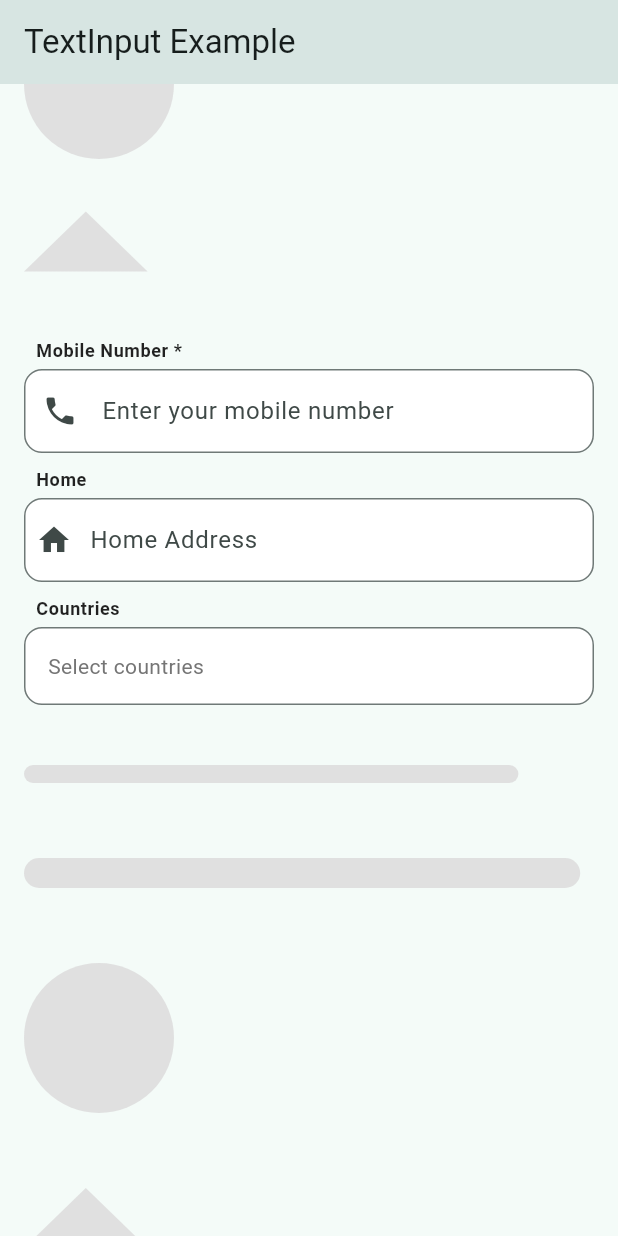
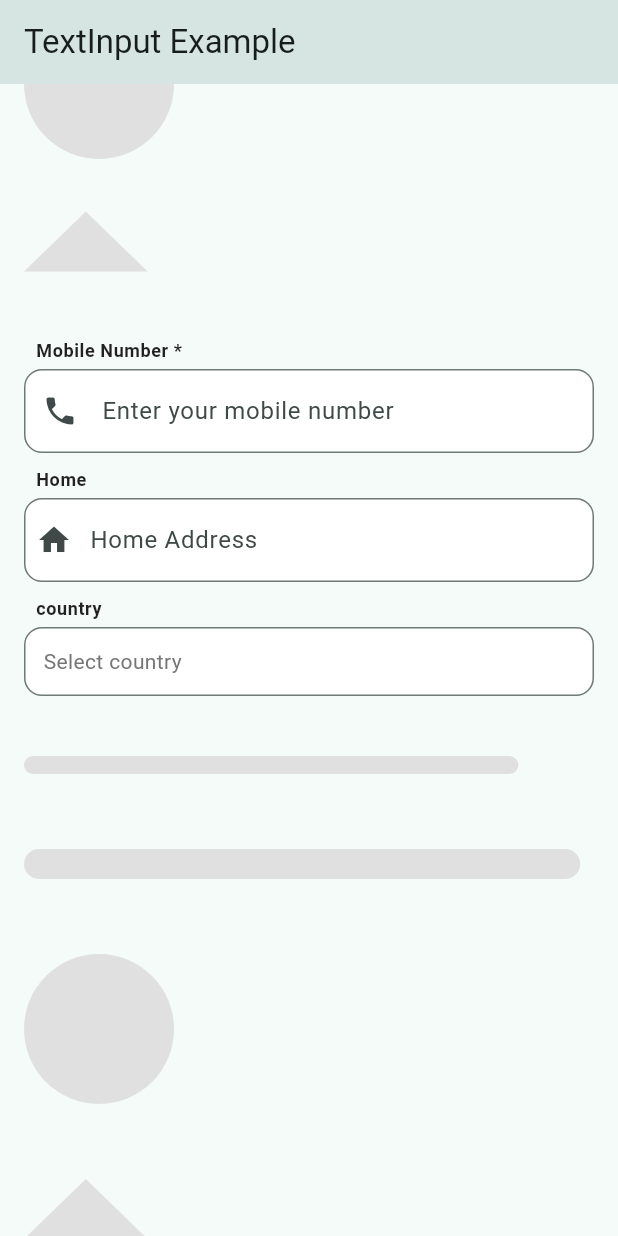
Before and after one commit to JADAVDHRUVIT21/flutter_templates, a Flutter app: the screen it shows after launch, scrolled down 576 dp, on a phone screen of 412 x 824 dp. Run offline on Flutter 3.47's test engine with Material 3 defaults, Android fonts, the phone set to English and light mode, and no system bars; drawn by our look-alikes of shimmer.

Commit message:
SelectInput Changes

```diff
--- a/lib/SelectInput.dart
+++ b/lib/SelectInput.dart
@@ -2,16 +2,20 @@ import 'package:flutter/material.dart';
 
 class SelectInput extends StatefulWidget {
   final String label;
+  final List<String> items;
+  final String selectType; // 'single' or 'multi'
   final List<String> selectedValues;
-  final List<String> items;
+  final List<String> defaultValues;
   final ValueChanged<List<String>> onChanged;
 
   const SelectInput({
     Key? key,
     required this.label,
+    required this.items,
+    required this.selectType,
     required this.selectedValues,
-    required this.items,
     required this.onChanged,
+    required this.defaultValues,
   }) : super(key: key);
 
   @override
@@ -22,12 +26,34 @@ class _SelectInputState extends State<SelectInput> {
   bool _isExpanded = false;
   String? _hoveredItem;
 
+  void _handleSelection(String item) {
+    final current = List<String>.from(widget.selectedValues);
+    final isSelected = current.contains(item);
+
+    if (widget.selectType == 'multi') {
+      if (isSelected) {
+        current.remove(item);
+      } else {
+        current.add(item);
+      }
+    } else {
+      current.clear();
+      current.add(item);
+      // Do not close dropdown for single-select (as requested)
+    }
+
+    widget.onChanged(current);
+  }
+
+  void _removeSelectedItem(String item) {
+    final current = List<String>.from(widget.selectedValues);
+    current.remove(item);
+    widget.onChanged(current);
+  }
+
   @override
   Widget build(BuildContext context) {
-    final border = OutlineInputBorder(
-      borderRadius: BorderRadius.circular(12),
-      borderSide: BorderSide(color: Theme.of(context).dividerColor),
-    );
+    final hasSelection = widget.selectedValues.isNotEmpty;
 
     return Column(
       crossAxisAlignment: CrossAxisAlignment.start,
@@ -45,49 +71,63 @@ class _SelectInputState extends State<SelectInput> {
           ),
         GestureDetector(
           onTap: () => setState(() => _isExpanded = !_isExpanded),
-          child: InputDecorator(
-            decoration: InputDecoration(
-              border: border,
-              enabledBorder: border,
-              filled: true,
-              fillColor: Colors.white,
-              contentPadding:
-                  const EdgeInsets.symmetric(vertical: 16, horizontal: 12),
+          child: Container(
+            decoration: BoxDecoration(
+              borderRadius: BorderRadius.circular(12),
+              border: Border.all(color: Theme.of(context).dividerColor),
+              color: Colors.white,
             ),
-            child: Wrap(
-              spacing: 6.0,
-              runSpacing: 6.0,
-              children: widget.selectedValues.isEmpty
-                  ? [
-                      Text('Select countries',
-                          style: TextStyle(color: Colors.grey.shade600))
-                    ]
-                  : widget.selectedValues
-                      .map((val) => Chip(
+            padding: const EdgeInsets.symmetric(vertical: 12, horizontal: 12),
+            width: double.infinity,
+            child: widget.selectType == 'multi'
+                ? Wrap(
+                    spacing: 6,
+                    runSpacing: 6,
+                    children: hasSelection
+                        ? widget.selectedValues.map((val) {
+                            final isDefault = widget.defaultValues.contains(val);
+                            return Chip(
                               label: Text(val),
-                            onDeleted: () {
-                              final updated =
-                                  List<String>.from(widget.selectedValues)
-                                    ..remove(val);
-                              widget.onChanged(updated);
-                            },
-                          ))
-                      .toList(),
+                              deleteIcon: isDefault ? null : const Icon(Icons.close, size: 18),
+                              onDeleted: isDefault ? null : () => _removeSelectedItem(val),
+                              materialTapTargetSize: MaterialTapTargetSize.shrinkWrap,
+                              shape: RoundedRectangleBorder(
+                                  borderRadius: BorderRadius.circular(8)),
+                              backgroundColor: Colors.grey.shade200,
+                            );
+                          }).toList()
+                        : [
+                            Text(
+                              'Select ${widget.label}',
+                              style: TextStyle(color: Colors.grey.shade600),
+                            )
+                          ],
+                  )
+                : Text(
+                    hasSelection ? widget.selectedValues.first : 'Select ${widget.label}',
+                    style: TextStyle(
+                      color: hasSelection ? Colors.black : Colors.grey.shade600,
                     ),
                   ),
           ),
-        if (_isExpanded)
-          Container(
+        ),
+        AnimatedContainer(
+          duration: const Duration(milliseconds: 200),
+          curve: Curves.easeInOut,
+          width: double.infinity,
+          child: _isExpanded
+              ? Container(
+                  margin: const EdgeInsets.only(top: 8),
                   decoration: BoxDecoration(
                     border: Border.all(color: Theme.of(context).dividerColor),
                     borderRadius: BorderRadius.circular(12),
                     color: Colors.white,
                   ),
-            child: Column(
-              children: List.generate(widget.items.length, (index) {
+                  child: ListView.builder(
+                    shrinkWrap: true,
+                    itemCount: widget.items.length,
+                    itemBuilder: (context, index) {
                       final item = widget.items[index];
-                final isFirst = index == 0;
-                final isLast = index == widget.items.length - 1;
                       final isSelected = widget.selectedValues.contains(item);
                       final isHovered = _hoveredItem == item;
 
@@ -101,52 +141,31 @@ class _SelectInputState extends State<SelectInput> {
                                 : isHovered
                                     ? Colors.grey.shade300
                                     : Colors.transparent,
-                      borderRadius: BorderRadius.vertical(
-                        top:
-                            isFirst ? const Radius.circular(12) : Radius.zero,
-                        bottom:
-                            isLast ? const Radius.circular(12) : Radius.zero,
-                      ),
-                      border: isHovered
-                          ? Border.all(color: Colors.grey.shade600, width: 1)
-                          : null,
+                            borderRadius: index == 0
+                                ? const BorderRadius.vertical(top: Radius.circular(12))
+                                : index == widget.items.length - 1
+                                    ? const BorderRadius.vertical(bottom: Radius.circular(12))
+                                    : BorderRadius.zero,
                           ),
                           child: ListTile(
-                      shape: RoundedRectangleBorder(
-                        borderRadius: BorderRadius.vertical(
-                          top:
-                              isFirst ? const Radius.circular(12) : Radius.zero,
-                          bottom:
-                              isLast ? const Radius.circular(12) : Radius.zero,
-                        ),
-                      ),
                             title: Text(
                               item,
                               style: TextStyle(
                                 color: isSelected ? Colors.white : Colors.black,
-                          fontWeight: isHovered || isSelected
-                              ? FontWeight.w600
-                              : FontWeight.normal,
+                                fontWeight: isSelected ? FontWeight.bold : FontWeight.normal,
                               ),
                             ),
                             trailing: isSelected
                                 ? const Icon(Icons.check, color: Colors.white)
                                 : null,
-                      onTap: () {
-                        final updated =
-                            List<String>.from(widget.selectedValues);
-                        if (isSelected) {
-                          updated.remove(item);
-                        } else {
-                          updated.add(item);
-                        }
-                        widget.onChanged(updated);
-                      },
+                            onTap: () => setState(() => _handleSelection(item)),
                           ),
                         ),
                       );
-              }),
+                    },
                   ),
+                )
+              : const SizedBox.shrink(),
         ),
       ],
     );
--- a/lib/main.dart
+++ b/lib/main.dart
@@ -39,7 +39,11 @@ class MyHomePage extends StatefulWidget {
 class _MyHomePageState extends State<MyHomePage> {
 
   List<String> _selectedCountries = [];
+
   String _dropdown = 'choose country';
+  List<String> selectedCountry = [];
+  List<String> selectedCountries = [];
+  List<String> selectedValues = [];
 
   String _inputValue = '';
   String _name = '';
@@ -137,12 +141,14 @@ class _MyHomePageState extends State<MyHomePage> {
               ),
 
               SizedBox(height: 10),
+
               SelectInput(
-                label: 'Countries',
-                selectedValues: _selectedCountries,
-                items: ['India', 'USA', 'Canada', 'Australia'],
-                onChanged: (values) => setState(() => _selectedCountries = values),
-              ),
+               label: 'country',
+               items: ['India', 'USA', 'UK'],
+               selectType: 'multi',
+               selectedValues: selectedCountry,
+               onChanged: (vals) => setState(() => selectedCountry = vals), defaultValues: ['Select Country'],
+            ),
 
               // const SizedBox(height: 20),
               // Text('Fruit: $_inputValue'),
```
Lines whose indentation alone changed are shown as unchanged.
